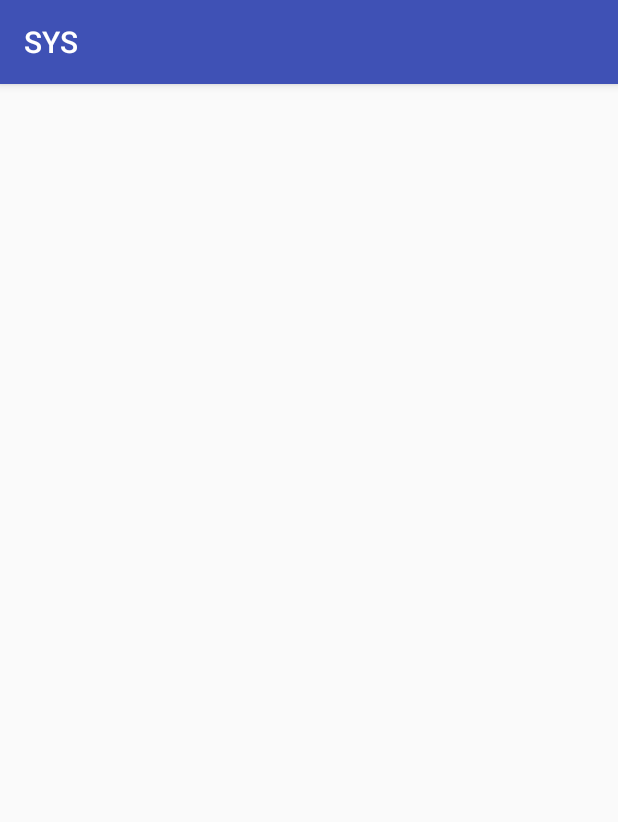
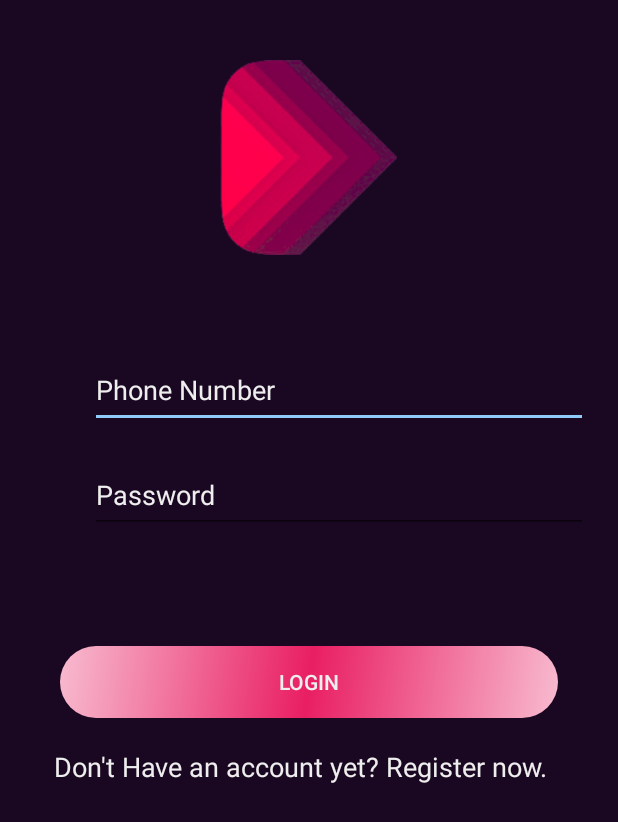
Before and after one commit to cronaldoin7/SYS, an Android app: the screen it shows after launch (Login), on a phone screen of 412 x 824 dp. Shown: the top 822 px of the screen. Run offline under Robolectric (Android 15) with nearby library versions, the phone set to English and light mode, and no system bars.

Commit message:
login part half done

```diff
--- a/app/src/main/AndroidManifest.xml
+++ b/app/src/main/AndroidManifest.xml
@@ -8,7 +8,7 @@
         android:label="@string/app_name"
         android:roundIcon="@mipmap/ic_launcher_round"
         android:supportsRtl="true"
-        android:theme="@style/AppTheme">
+        android:theme="@style/AppThemeNoBar">
         <activity android:name=".splash">
             <intent-filter>
                 <action android:name="android.intent.action.MAIN" />
--- /dev/null
+++ b/app/src/main/res/drawable/gradient.xml
@@ -0,0 +1,17 @@
+<?xml version="1.0" encoding="utf-8"?>
+<shape xmlns:android="http://schemas.android.com/apk/res/android"
+    android:shape="rectangle">
+
+    <corners
+        android:bottomLeftRadius="40dp"
+        android:bottomRightRadius="40dp"
+        android:topLeftRadius="40dp"
+        android:topRightRadius="40dp" />
+
+    <gradient
+        android:angle="135"
+        android:centerColor="#E91E63"
+        android:endColor="#F8BBD0"
+        android:startColor="#F8BBD0" />
+
+</shape>
--- a/app/src/main/res/layout/activity_login.xml
+++ b/app/src/main/res/layout/activity_login.xml
@@ -1,9 +1,98 @@
 <?xml version="1.0" encoding="utf-8"?>
-<android.support.constraint.ConstraintLayout xmlns:android="http://schemas.android.com/apk/res/android"
-    xmlns:app="http://schemas.android.com/apk/res-auto"
-    xmlns:tools="http://schemas.android.com/tools"
+<RelativeLayout xmlns:android="http://schemas.android.com/apk/res/android"
     android:layout_width="match_parent"
     android:layout_height="match_parent"
-    tools:context="com.theminimalist.rahul.sys.Login">
+    android:background="#1A0721">
 
-</android.support.constraint.ConstraintLayout>
+
+    <LinearLayout
+        android:id="@+id/icon"
+        android:layout_marginTop="20dp"
+        android:layout_width="match_parent"
+        android:layout_height="170dp"
+        android:layout_marginBottom="10dp"
+
+        android:gravity="center_horizontal"
+        android:orientation="vertical">
+        <ImageView
+            android:layout_width="130dp"
+            android:layout_height="130dp"
+            android:layout_marginTop="20dp"
+            android:src="@drawable/icon"/>
+    </LinearLayout>
+    <LinearLayout
+        android:layout_width="match_parent"
+        android:layout_height="70dp"
+        android:layout_marginTop="35dp"
+        android:id="@+id/usernamepanel"
+        android:layout_below="@+id/icon">
+        <EditText
+            android:layout_width="match_parent"
+
+            android:id="@+id/phno"
+            android:layout_marginLeft="60dp"
+            android:layout_marginRight="20dp"
+            android:layout_height="50dp"
+            android:hint="Phone Number"
+            android:inputType="phone"
+            android:maxLength="10"
+            android:textColorHint="@color/textcolor"
+            android:textColor="@color/textcolor"/>
+
+    </LinearLayout>
+    <LinearLayout
+        android:layout_width="match_parent"
+        android:layout_height="70dp"
+        android:id="@+id/passwordpanel"
+        android:layout_below="@+id/usernamepanel">
+        <EditText
+            android:layout_width="match_parent"
+            android:id="@+id/password"
+            android:layout_marginLeft="60dp"
+            android:layout_marginRight="20dp"
+            android:inputType="textPassword"
+            android:layout_height="50dp"
+            android:hint="Password"
+
+            android:textColorHint="@color/textcolor"
+            android:textColor="@color/textcolor"/>
+
+    </LinearLayout>
+    <LinearLayout
+        android:layout_width="match_parent"
+        android:layout_marginRight="40dp"
+        android:id="@+id/buttonPanel"
+        android:layout_marginLeft="40dp"
+        android:layout_marginStart="40dp"
+        android:layout_marginEnd="40dp"
+        android:layout_height="wrap_content"
+        android:layout_below="@+id/passwordpanel"
+        android:layout_marginTop="55dp"
+        android:background="@drawable/gradient">
+        <Button
+            android:layout_width="match_parent"
+            android:layout_height="wrap_content"
+            android:id="@+id/buttonUserLogin"
+            android:background="?attr/selectableItemBackground"
+            android:text="Login"
+            android:textColor="@color/textcolor" />
+
+
+    </LinearLayout>
+    <LinearLayout
+        android:layout_width="wrap_content"
+        android:layout_marginTop="20dp"
+        android:id="@+id/toregister"
+        android:layout_height="match_parent"
+        android:layout_below="@+id/buttonPanel">
+        <TextView
+            android:layout_width="match_parent"
+            android:layout_height="wrap_content"
+            android:text="Don't Have an account yet? Register now."
+            android:gravity="center"
+            android:layout_marginLeft="35dp"
+            android:textSize="18dp"
+            android:textColor="@color/textcolor"/>
+    </LinearLayout>
+
+</RelativeLayout>
--- a/app/src/main/res/values/colors.xml
+++ b/app/src/main/res/values/colors.xml
@@ -1,6 +1,22 @@
 <?xml version="1.0" encoding="utf-8"?>
 <resources>
-    <color name="colorPrimary">#3F51B5</color>
-    <color name="colorPrimaryDark">#303F9F</color>
-    <color name="colorAccent">#FF4081</color>
+    <color name="colorPrimary">#1A0721</color>
+    <color name="colorPrimaryDark">#110812</color>
+    <color name="colorAccent">#90CAF9</color>
+    <color name="introone">#f05053</color>
+    <color name="white">#ffffff</color>
+    <color name="introthree">#00ACC1</color>
+    <color name="introfour">#02b875</color>
+    <color name="introfive">#a51b7673</color>
+    <color name="grey">#89949E</color>
+    <color name="greyback">#D9E2E9</color>
+    <color name="background">#fafafa</color>
+    <color name="buttoncolor">#009999</color>
+    <color name="nice">#8BC34A</color>
+    <color name="introtwo">#FFCA28</color>
+    <color name="black">#000000</color>
+    <color name="back">#DCDCDC</color>
+    <color name="textcolor">#EEEEEE</color>
+    <color name="texthintcolor">#606060</color>
+
 </resources>
--- a/app/src/main/res/values/strings.xml
+++ b/app/src/main/res/values/strings.xml
@@ -1,3 +1,18 @@
 <resources>
     <string name="app_name">SYS</string>
+    <string name="image">Image</string>
+    <string name="introoneheader">Are time and place an obstacle ? </string>
+    <string name="introonemain">We have got your back!</string>
+    <string name="introtwoheader">Safe and Secure </string>
+    <string name="introtwomain">Feel like home. Anytime, Anywhere.</string>
+    <string name="introthreeheader">Fearful unescorted rides ?</string>
+    <string name="introthreemain">WE ARE ALWAYS HERE FOR YOU !Even if we do not speak, you can count on us.</string>
+    <string name="introfourheader">Worried over routes ?</string>
+    <string name="introfourmain">We direct you through safest routes.</string>
+    <string name="introfivemain">MONITOR</string>
+    <string name="introfivemain1">Location</string>
+    <string name="introfivemain2">Voice</string>
+    <string name="introfivemain3">Anywhere!Anytime!</string>
+    <string name="title_activity_maps">Map</string>
+
 </resources>
--- a/app/src/main/res/values/styles.xml
+++ b/app/src/main/res/values/styles.xml
@@ -7,5 +7,16 @@
         <item name="colorPrimaryDark">@color/colorPrimaryDark</item>
         <item name="colorAccent">@color/colorAccent</item>
     </style>
+    <style name="AppThemeNoBar" parent="Theme.AppCompat.Light.DarkActionBar">
+        <!-- Customize your theme here. -->
+        <item name="windowNoTitle">true</item>
+        <item name="windowActionBar">true</item>
+        <item name="colorPrimary">@color/colorPrimary</item>
+        <item name="colorPrimaryDark">@color/colorPrimaryDark</item>
+        <item name="colorAccent">@color/colorAccent</item>
+    </style>
+    <style name="SplashTheme" parent="Theme.AppCompat.NoActionBar">
+        <item name="android:windowBackground">@drawable/icon</item>
+    </style>
 
 </resources>
```
